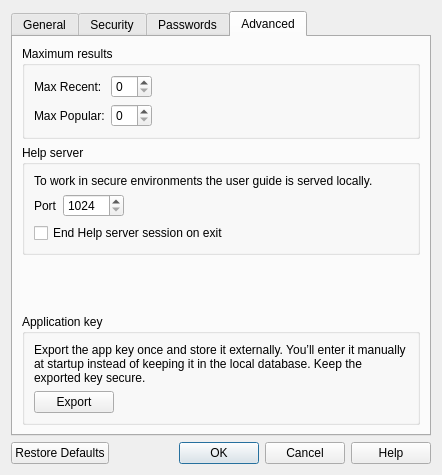
Above: ui/preferencesdialog.ui from sysal1280/passwords before the change. Below: the same form after it.
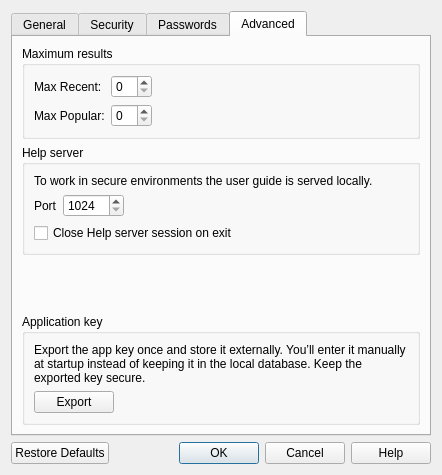
That is the form after the change. The open tabs and pages were chosen to show the change.

```diff
--- a/ui/preferencesdialog.ui
+++ b/ui/preferencesdialog.ui
@@ -465,7 +465,7 @@
           <item row="2" column="0">
            <widget class="QCheckBox" name="checkBoxCloseHelpServer">
             <property name="text">
-             <string>End Help server session on exit</string>
+             <string>Close Help server session on exit</string>
             </property>
            </widget>
           </item>
```
